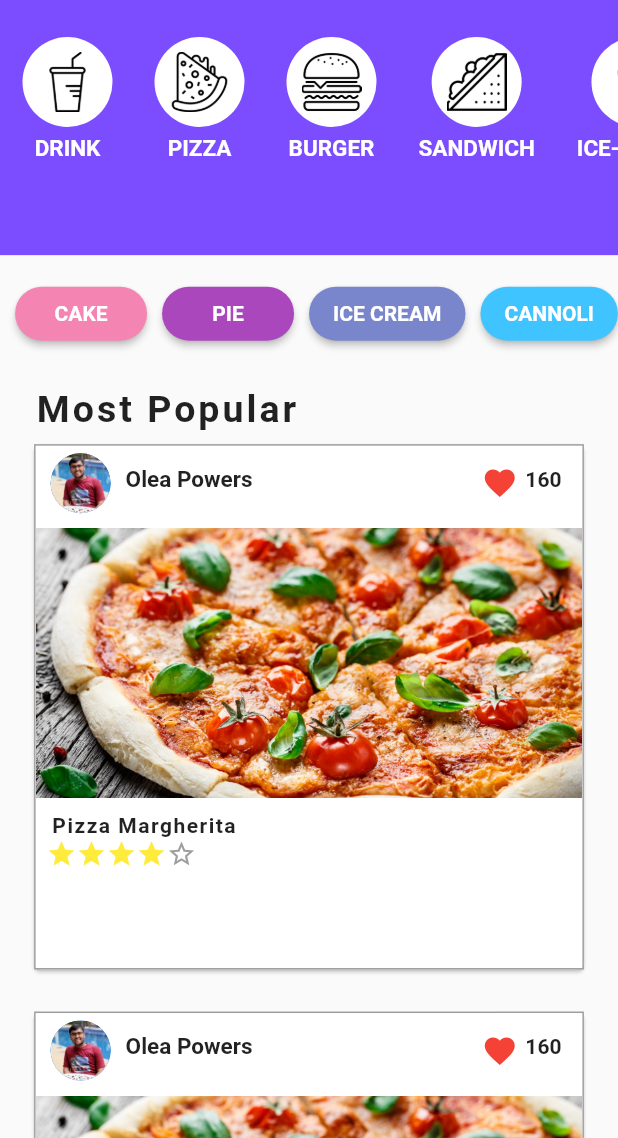
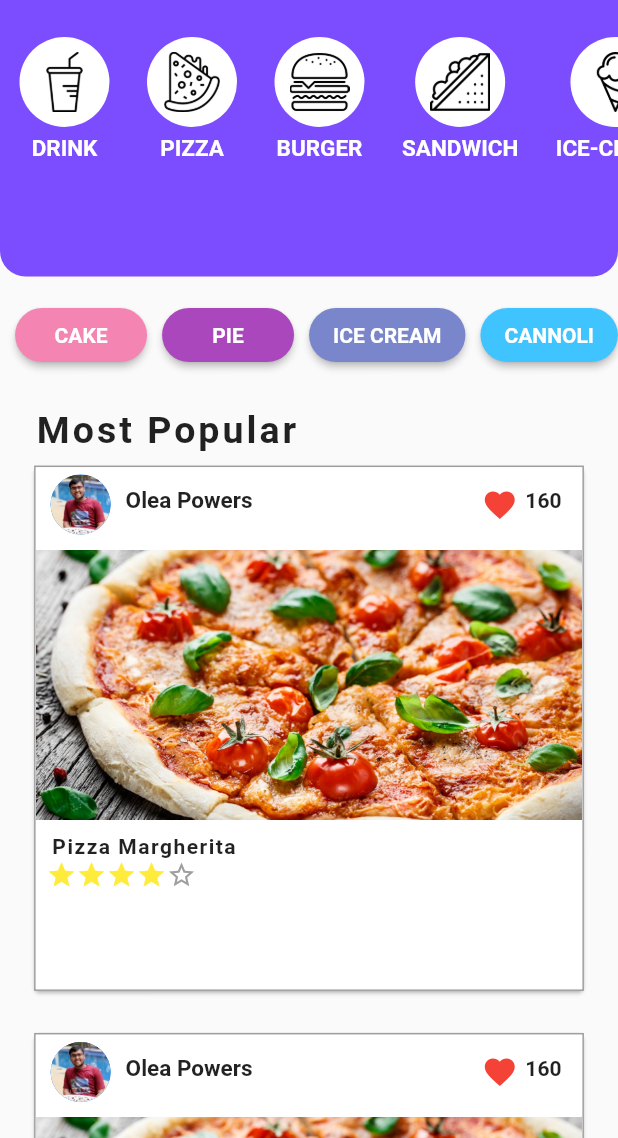
Before and after one commit to Apoorv-cloud/Food_App, a Flutter app: the screen it shows after launch, after a tap on "Sign UP", on a phone screen of 412 x 824 dp, the part 98-1236 px from its top. Run offline on Flutter 3.47's test engine with Material 2 defaults, Android fonts, the light colour scheme and no system bars; drawn by our look-alikes of smooth_star_rating.

Commit message:
Update home_page.dart

```diff
--- a/lib/home_page.dart
+++ b/lib/home_page.dart
@@ -1,3 +1,4 @@
+import 'package:flutter/cupertino.dart';
 import 'package:flutter/material.dart';
 import 'package:smooth_star_rating/smooth_star_rating.dart';
 
@@ -65,9 +66,18 @@ class HomePage extends StatelessWidget {
             child: Column(
               children: <Widget>[
                 Container(
-                  height: MediaQuery.of(context).size.height / 3.5,
+                  height: MediaQuery.of(context).size.height / 3.3,
                   width: MediaQuery.of(context).size.width,
-                  color: Colors.deepPurpleAccent,
+                  decoration: BoxDecoration(
+                      color: Colors.deepPurpleAccent,
+                    borderRadius: BorderRadius.only(
+                      bottomLeft: Radius.circular(17.0),
+                        bottomRight: Radius.circular(17.0),
+
+                    )
+                  ),
+
+
                   child: Column(
                     children: <Widget>[
                       Padding(
@@ -86,27 +96,27 @@ class HomePage extends StatelessWidget {
                         child: Row(
                           children: <Widget>[
                             Padding(
-                              padding: const EdgeInsets.only(left: 15.0),
+                              padding: const EdgeInsets.only(left: 13.0),
                               child: Container(
                                 child: barcircle(abc: 'drink', xyz: 'DRINK'),
                               ),
                             ),
                             SizedBox(
-                              width: 28,
+                              width: 25,
                             ),
                             barcircle(abc: 'pizza', xyz: 'PIZZA'),
                             SizedBox(
-                              width: 28,
+                              width: 25,
                             ),
                             barcircle(abc: 'burger', xyz: 'BURGER'),
                             SizedBox(
-                              width: 28,
+                              width: 25,
                             ),
                             barcircle(abc: 'sandwich', xyz: 'SANDWICH'),
                             SizedBox(
-                              width: 28,
+                              width: 25,
                             ),
-                            barcircle(abc: 'icecream', xyz: 'ICE-CREAM')
+                            barcircle(abc: 'icecream', xyz: 'ICE-CREAM'),
                           ],
                         ),
                       ),
```
